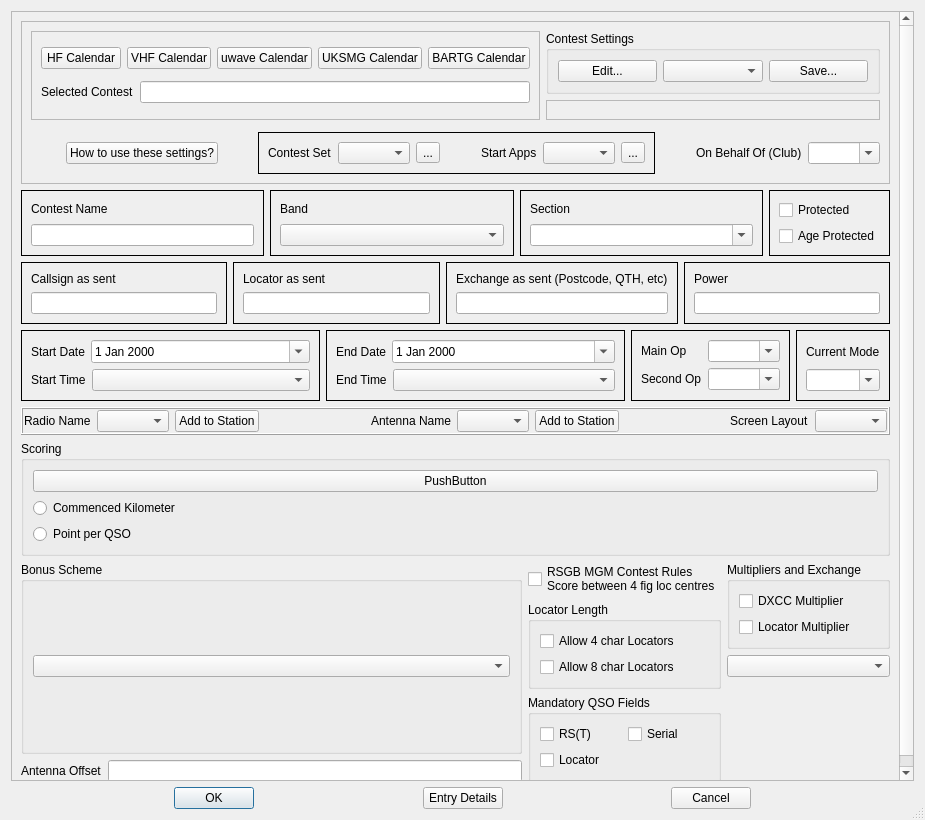
First picture: the form in mqt/MqtLogger/contestdetails.ui, repository Rsclub22/Minos2-Mirror, before the edit.
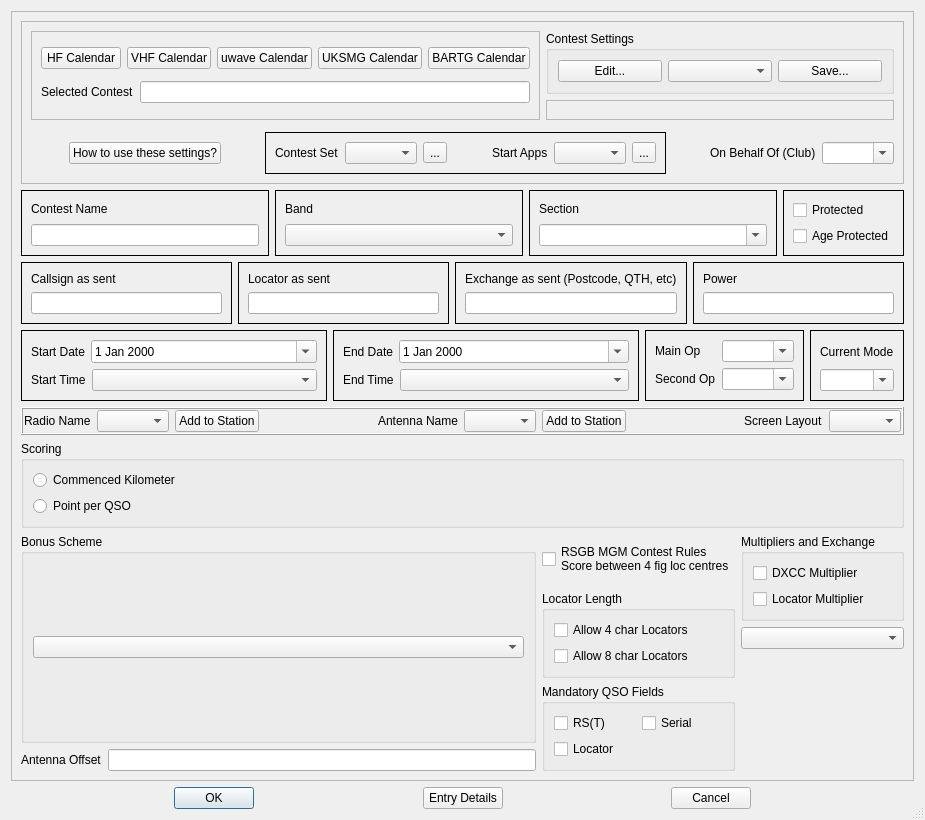
Second picture: the form after the edit. Custom widgets are drawn as their Qt base class.

Commit message: Remove spurious pushButton

What changed in the file:
```diff
--- a/mqt/MqtLogger/contestdetails.ui
+++ b/mqt/MqtLogger/contestdetails.ui
@@ -36,8 +36,8 @@
        <rect>
         <x>0</x>
         <y>0</y>
-        <width>886</width>
-        <height>885</height>
+        <width>888</width>
+        <height>772</height>
        </rect>
       </property>
       <layout class="QVBoxLayout" name="verticalLayout_24">
@@ -906,13 +906,6 @@
           <bool>false</bool>
          </property>
          <layout class="QVBoxLayout" name="verticalLayout_22">
-          <item>
-           <widget class="QPushButton" name="pushButton_2">
-            <property name="text">
-             <string>PushButton</string>
-            </property>
-           </widget>
-          </item>
           <item>
            <widget class="QRadioButton" name="commencedKRB">
             <property name="text">
```
Left out of the diff: 106 changed lines with no effect on the pictures.
